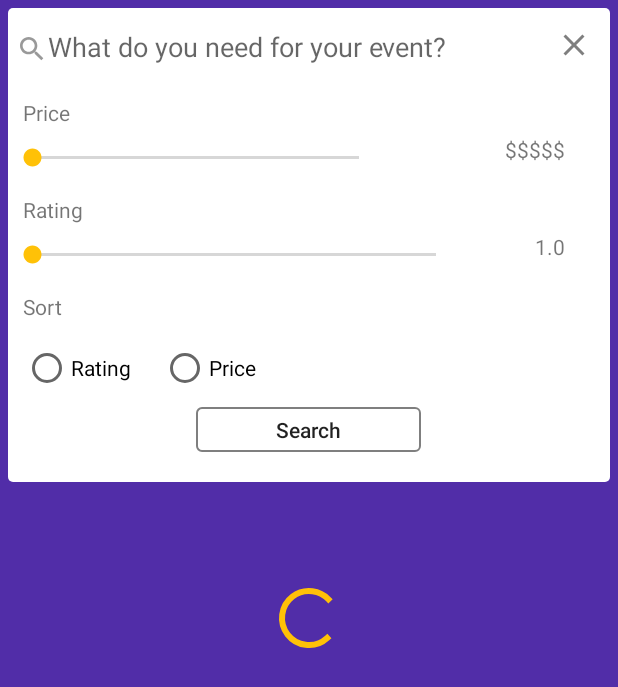
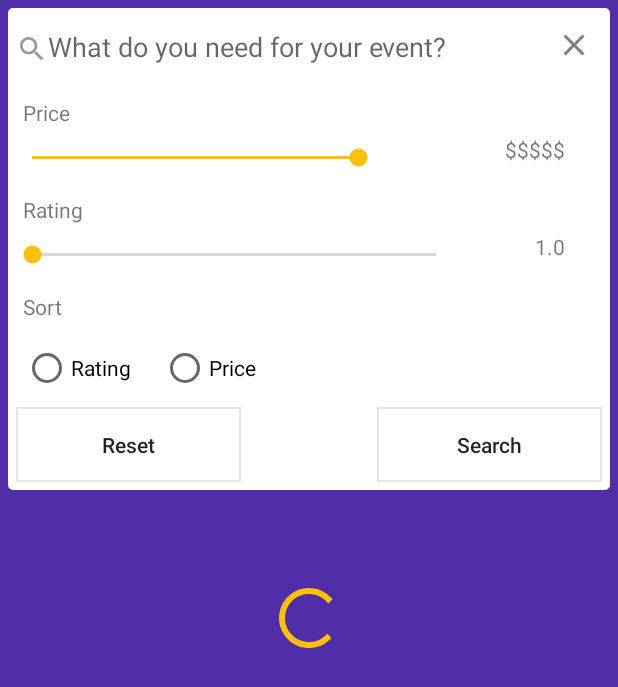
Before and after one commit to bookd-lab/bookd, an Android app: the layout fragment_explore.xml on its own in the app's theme, with its tools: preview values and no code run, on a phone screen of 412 x 824 dp. Shown: the top 687 px of the screen. Run offline under Robolectric (Android 15) with nearby library versions, the phone set to English and light mode, and no system bars; plain views replace AVLoadingIndicatorView.

Commit message:
Added filters on search

```diff
--- a/app/src/main/java/bookdlab/bookd/views/AdvancedSearchView.java
+++ b/app/src/main/java/bookdlab/bookd/views/AdvancedSearchView.java
@@ -3,6 +3,7 @@ package bookdlab.bookd.views;
 import android.content.Context;
 import android.util.AttributeSet;
 import android.view.LayoutInflater;
+import android.view.View;
 import android.widget.Button;
 import android.widget.RadioButton;
 import android.widget.RelativeLayout;
@@ -30,6 +31,8 @@ public class AdvancedSearchView extends RelativeLayout {
 
     OnSearchListener listener;
 
+    @BindView(R.id.resetButton)
+    Button resetButton;
     @BindView(R.id.searchButton)
     Button searchButton;
     @BindView(R.id.priceSeekBar)
@@ -114,6 +117,12 @@ public class AdvancedSearchView extends RelativeLayout {
                 listener.onSearch();
             }
         });
+
+        resetButton.setOnClickListener(v -> {
+            priceSeekBar.setProgress(100); //max include
+            ratingSeekBar.setProgress(0); //min set
+            byRating.setChecked(true);
+        });
     }
 
     public void setListener(OnSearchListener listener) {
--- a/app/src/main/res/drawable/search_button_bg.xml
+++ b/app/src/main/res/drawable/search_button_bg.xml
@@ -1,7 +1,6 @@
 <?xml version="1.0" encoding="utf-8"?>
 <selector xmlns:android="http://schemas.android.com/apk/res/android">
     <item android:state_pressed="true">
-
         <layer-list>
             <item>
                 <shape>
@@ -10,7 +9,6 @@
                     <corners android:radius="3dp" />
                 </shape>
             </item>
-
         </layer-list>
     </item>
 
@@ -18,12 +16,12 @@
         <layer-list>
             <item>
                 <shape>
-                    <stroke android:width="1dp" android:color="@color/transparent_black_50" />
+                    <stroke android:width="1dp"
+                        android:color="@color/transparent_black_10" />
                     <solid android:color="@color/transparent" />
-                    <corners android:radius="3dp" />
+
                 </shape>
             </item>
         </layer-list>
-
     </item>
 </selector>
--- a/app/src/main/res/layout/advanced_search_view.xml
+++ b/app/src/main/res/layout/advanced_search_view.xml
@@ -1,6 +1,5 @@
 <?xml version="1.0" encoding="utf-8"?>
 <RelativeLayout xmlns:android="http://schemas.android.com/apk/res/android"
-    xmlns:tools="http://schemas.android.com/tools"
     android:layout_width="match_parent"
     android:layout_height="match_parent"
     android:background="@drawable/advanced_search_bg">
@@ -20,8 +19,9 @@
         android:layout_width="250dp"
         android:layout_height="30dp"
         android:layout_below="@id/priceLabel"
+        android:progress="100"
         android:layout_marginEnd="100dp"
-        android:layout_marginRight="100dp"/>
+        android:layout_marginRight="100dp" />
 
     <TextView
         android:id="@+id/priceIndicator"
@@ -99,13 +99,31 @@
     </RadioGroup>
 
     <Button
+        android:id="@+id/resetButton"
+        style="@style/SearchButton"
+        android:layout_width="150dp"
+        android:layout_height="50dp"
+        android:layout_alignParentLeft="true"
+        android:layout_alignParentStart="true"
+        android:layout_below="@id/sortByRadioGroup"
+        android:layout_centerHorizontal="true"
+        android:layout_marginBottom="5dp"
+        android:layout_marginLeft="5dp"
+        android:layout_marginStart="5dp"
+        android:text="@string/reset"
+        android:textAllCaps="false" />
+
+    <Button
         android:id="@+id/searchButton"
         style="@style/SearchButton"
         android:layout_width="150dp"
-        android:layout_height="30dp"
+        android:layout_height="50dp"
+        android:layout_alignParentEnd="true"
+        android:layout_alignParentRight="true"
         android:layout_below="@id/sortByRadioGroup"
-        android:layout_centerHorizontal="true"
-        android:layout_marginBottom="20dp"
+        android:layout_marginBottom="5dp"
+        android:layout_marginEnd="5dp"
+        android:layout_marginRight="5dp"
         android:text="@string/search"
         android:textAllCaps="false" />
 
```
Also changed, not shown: app/src/main/java/bookdlab/bookd/api/BookdApiClient.java (+7 -2 lines), app/src/main/java/bookdlab/bookd/fragments/ExploreFragment.java (+9 -60 lines).
